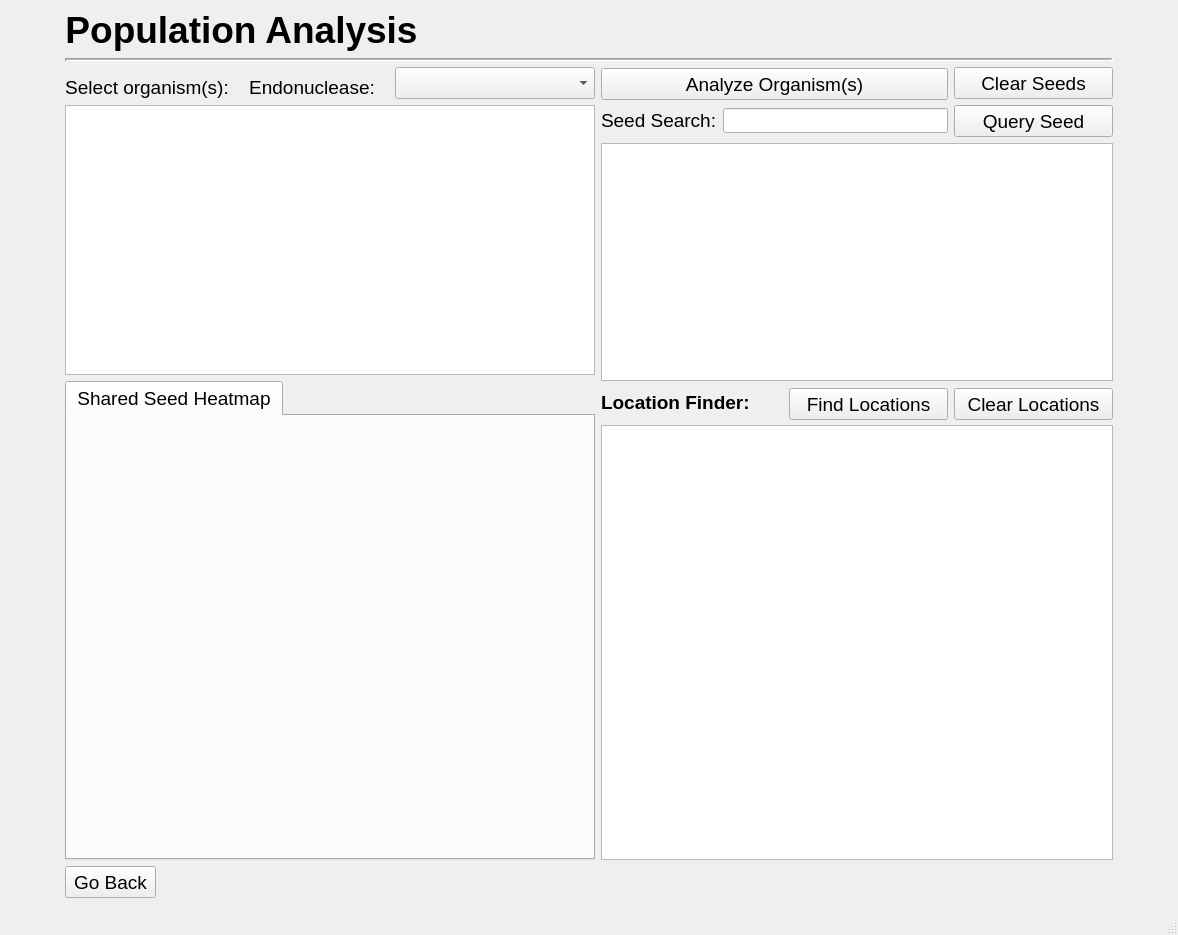
Before: the Qt Designer form populationanalysis.ui in TrinhLab/CASPERapp, drawn with Qt 5.
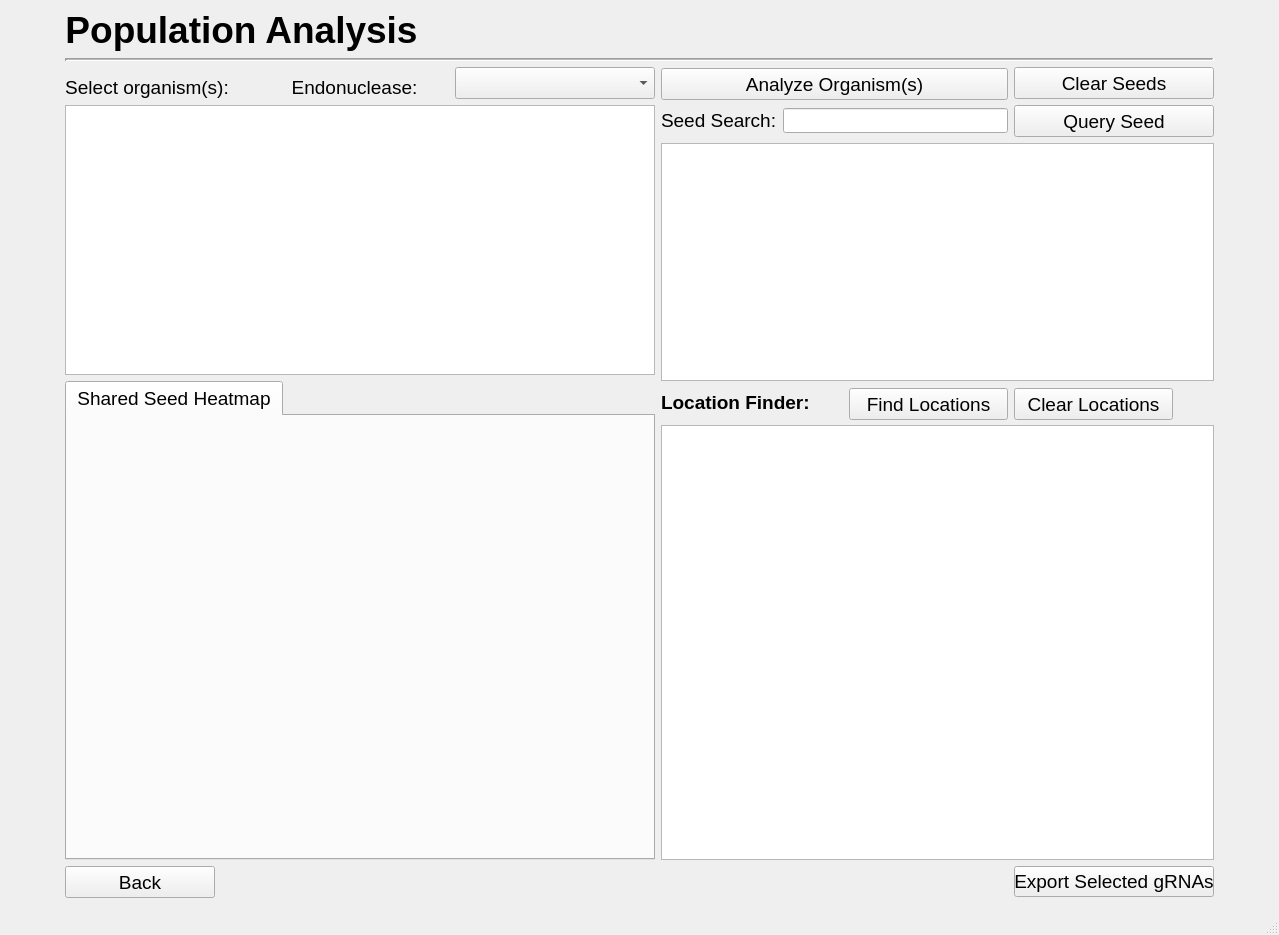
After: the same form once the commit is applied. Custom widgets are drawn as their Qt base class.

Commit message: Changes to multitargeting scaff viewer, added export function to MT and PA

```diff
--- a/populationanalysis.ui
+++ b/populationanalysis.ui
@@ -6,7 +6,7 @@
    <rect>
     <x>0</x>
     <y>0</y>
-    <width>1178</width>
+    <width>1279</width>
     <height>935</height>
    </rect>
   </property>
@@ -66,7 +66,7 @@
         </attribute>
        </widget>
       </item>
-      <item row="6" column="2" colspan="4">
+      <item row="6" column="2" colspan="3">
        <widget class="QLineEdit" name="seed_input">
         <property name="sizePolicy">
          <sizepolicy hsizetype="Fixed" vsizetype="Fixed">
@@ -88,7 +88,7 @@
         </property>
        </widget>
       </item>
-      <item row="9" column="5">
+      <item row="9" column="4">
        <widget class="QPushButton" name="find_locs_button">
         <property name="sizePolicy">
          <sizepolicy hsizetype="Minimum" vsizetype="Minimum">
@@ -158,7 +158,7 @@
         </widget>
        </widget>
       </item>
-      <item row="1" column="0" colspan="7">
+      <item row="1" column="0" colspan="6">
        <widget class="Line" name="line">
         <property name="lineWidth">
          <number>2</number>
@@ -171,7 +171,7 @@
         </property>
        </widget>
       </item>
-      <item row="2" column="1" rowspan="4" colspan="5">
+      <item row="2" column="1" rowspan="4" colspan="4">
        <widget class="QPushButton" name="analyze_button">
         <property name="sizePolicy">
          <sizepolicy hsizetype="Fixed" vsizetype="Fixed">
@@ -197,28 +197,34 @@
         <property name="text">
          <string>Analyze Organism(s)</string>
         </property>
+        <property name="default">
+         <bool>false</bool>
+        </property>
+        <property name="flat">
+         <bool>false</bool>
+        </property>
        </widget>
       </item>
       <item row="11" column="0">
        <widget class="QPushButton" name="goBackButton">
         <property name="minimumSize">
          <size>
-          <width>0</width>
+          <width>150</width>
           <height>32</height>
          </size>
         </property>
         <property name="maximumSize">
          <size>
-          <width>91</width>
+          <width>150</width>
           <height>16777215</height>
          </size>
         </property>
         <property name="text">
-         <string>Go Back</string>
+         <string>Back</string>
         </property>
        </widget>
       </item>
-      <item row="6" column="6">
+      <item row="6" column="5">
        <widget class="QPushButton" name="query_seed_button">
         <property name="sizePolicy">
          <sizepolicy hsizetype="Fixed" vsizetype="Fixed">
@@ -243,7 +249,7 @@
         </property>
        </widget>
       </item>
-      <item row="10" column="1" colspan="6">
+      <item row="10" column="1" colspan="5">
        <widget class="QTableWidget" name="loc_finder_table">
         <property name="minimumSize">
          <size>
@@ -260,6 +266,9 @@
         <property name="sizeAdjustPolicy">
          <enum>QAbstractScrollArea::AdjustToContents</enum>
         </property>
+        <property name="selectionMode">
+         <enum>QAbstractItemView::NoSelection</enum>
+        </property>
         <property name="horizontalScrollMode">
          <enum>QAbstractItemView::ScrollPerPixel</enum>
         </property>
@@ -271,7 +280,7 @@
         </attribute>
        </widget>
       </item>
-      <item row="9" column="1" colspan="4">
+      <item row="9" column="1" colspan="3">
        <widget class="QLabel" name="label_4">
         <property name="font">
          <font>
@@ -290,20 +299,7 @@
         </property>
        </widget>
       </item>
-      <item row="11" column="1" colspan="6">
-       <spacer name="horizontalSpacer">
-        <property name="orientation">
-         <enum>Qt::Horizontal</enum>
-        </property>
-        <property name="sizeHint" stdset="0">
-         <size>
-          <width>40</width>
-          <height>20</height>
-         </size>
-        </property>
-       </spacer>
-      </item>
-      <item row="9" column="6">
+      <item row="9" column="5">
        <widget class="QPushButton" name="clear_loc_button">
         <property name="sizePolicy">
          <sizepolicy hsizetype="Minimum" vsizetype="Minimum">
@@ -328,7 +324,7 @@
         </property>
        </widget>
       </item>
-      <item row="7" column="1" rowspan="2" colspan="6">
+      <item row="7" column="1" rowspan="2" colspan="5">
        <widget class="QTableWidget" name="table2">
         <property name="minimumSize">
          <size>
@@ -359,7 +355,7 @@
         </attribute>
        </widget>
       </item>
-      <item row="0" column="0" colspan="7" alignment="Qt::AlignLeft">
+      <item row="0" column="0" colspan="6" alignment="Qt::AlignLeft">
        <widget class="QLabel" name="label">
         <property name="font">
          <font>
@@ -467,7 +463,7 @@
         </item>
        </layout>
       </item>
-      <item row="2" column="6" rowspan="4">
+      <item row="2" column="5" rowspan="4">
        <widget class="QPushButton" name="clear_Button">
         <property name="sizePolicy">
          <sizepolicy hsizetype="Fixed" vsizetype="Minimum">
@@ -492,6 +488,19 @@
         </property>
        </widget>
       </item>
+      <item row="11" column="5">
+       <widget class="QPushButton" name="export_button">
+        <property name="maximumSize">
+         <size>
+          <width>200</width>
+          <height>16777215</height>
+         </size>
+        </property>
+        <property name="text">
+         <string>Export Selected gRNAs</string>
+        </property>
+       </widget>
+      </item>
      </layout>
     </item>
     <item row="0" column="0">
@@ -527,8 +536,8 @@
     <rect>
      <x>0</x>
      <y>0</y>
-     <width>1178</width>
-     <height>21</height>
+     <width>1279</width>
+     <height>24</height>
     </rect>
    </property>
   </widget>
```
The commit also changes 7 other files.
